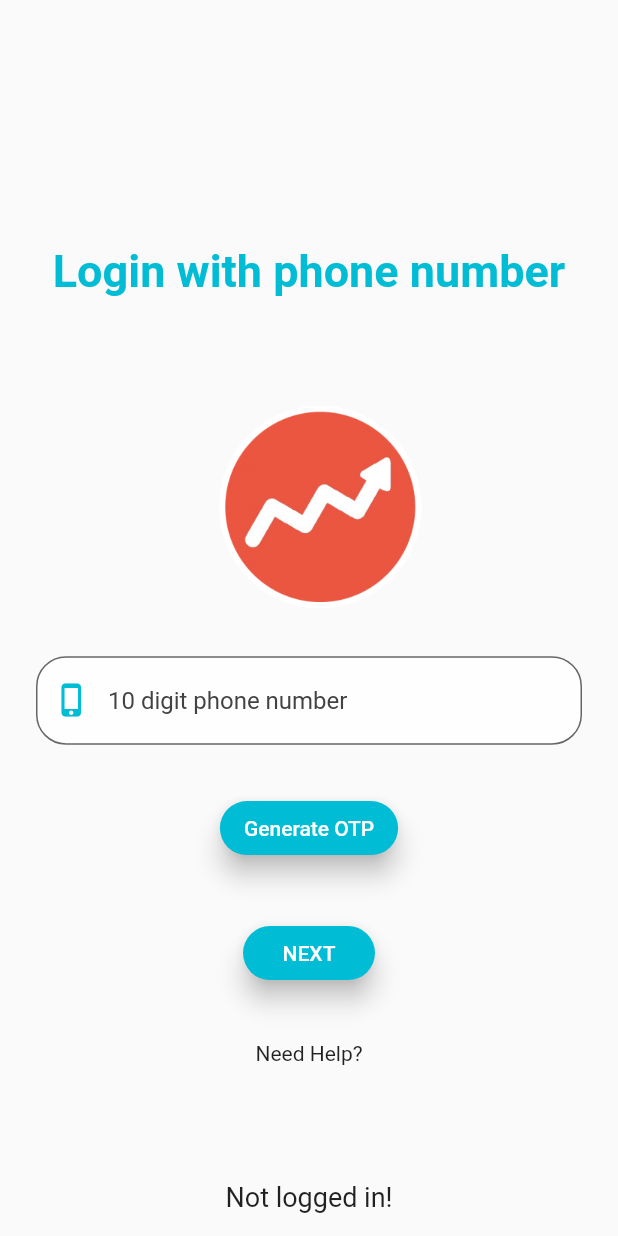
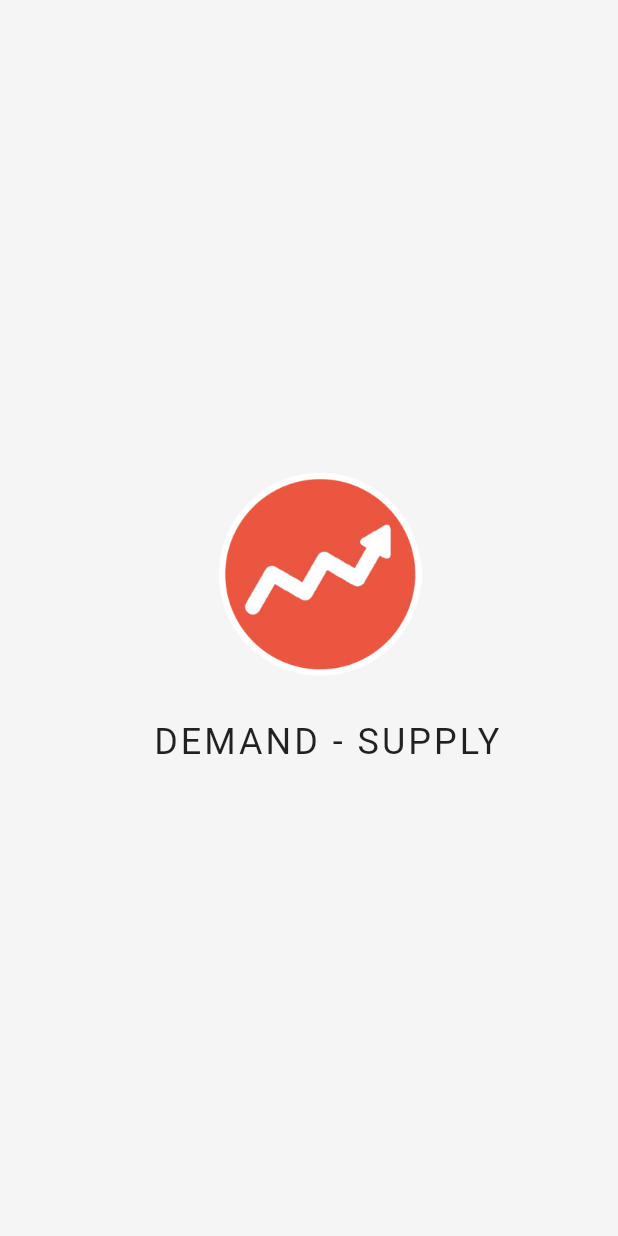
Before and after one commit to sonu-simon/demand_supply, a Flutter app: the first screen one second after launch, on a phone screen of 412 x 824 dp. Run offline on Flutter 3.47's test engine with Material 2 defaults, Android fonts, the phone set to English and light mode, and no system bars; our stand-ins replace cloud_firestore, dropdown_search, firebase_auth, firebase_core, firebase_storage, flip_card and 1 more; missing offline and left inert: ars_progress_dialog, gscarousel; accounts and stored records are empty.

Commit message:
splash screen and code clean up

```diff
--- a/lib/main.dart
+++ b/lib/main.dart
@@ -1,6 +1,7 @@
 import 'package:demand_supply/firebase/firebaseServices.dart';
 import 'package:demand_supply/providerData.dart';
 import 'package:demand_supply/screens/login/loginPage.dart';
+import 'package:demand_supply/screens/splashscreen.dart';
 
 import 'package:flutter/material.dart';
 
@@ -31,7 +32,7 @@ class _MyAppState extends State<MyApp> {
       theme: ThemeData(
         primarySwatch: Colors.blue,
       ),
-      home: LoginScreen(),
+      home: SplashScreen(),
     );
   }
 }
--- a/lib/screens/home/homePage.dart
+++ b/lib/screens/home/homePage.dart
@@ -3,7 +3,7 @@ import 'package:demand_supply/firebase/firebaseData.dart';
 import 'package:demand_supply/screens/dialogs.dart';
 import 'package:demand_supply/screens/home/drawer.dart';
 import 'package:demand_supply/screens/newpost.dart';
-import 'package:demand_supply/screens/postsByCategroyPage.dart';
+import 'package:demand_supply/screens/postsByCategoryPage.dart';
 import 'package:demand_supply/screens/search/searchPage.dart';
 import 'package:flip_card/flip_card.dart';
 import 'package:flutter/material.dart';
--- a/lib/screens/login/loginPage.dart
+++ b/lib/screens/login/loginPage.dart
@@ -14,6 +14,12 @@ class LoginScreen extends StatefulWidget {
 
 class _LoginScreenState extends State<LoginScreen> {
   @override
+  void initState() {
+    super.initState();
+    uPhoneNumber = "";
+  }
+
+  @override
   Widget build(BuildContext context) {
     double height = MediaQuery.of(context).size.height;
     final firebaseProvider = Provider.of<FirebaseProvider>(context);
@@ -25,6 +31,7 @@ class _LoginScreenState extends State<LoginScreen> {
                 height: height,
                 child: Column(
                   mainAxisAlignment: MainAxisAlignment.spaceEvenly,
+                  crossAxisAlignment: CrossAxisAlignment.center,
                   children: <Widget>[
                     SizedBox(
                       height: height * 0.16,
@@ -67,7 +74,16 @@ class _LoginScreenState extends State<LoginScreen> {
                           ),
                           hintStyle: new TextStyle(color: Colors.grey[800]),
                           hintText: "10 digit phone number",
-                            fillColor: Colors.white70),
+                          fillColor: Colors.white70,
+                          suffixIcon: IconButton(
+                            icon: Padding(
+                              padding: const EdgeInsets.only(right: 16),
+                              child: Icon(Icons.login_sharp),
+                            ),
+                            onPressed: () =>
+                                loginWithPhoneNumber(uPhoneNumber, context),
+                          ),
+                        ),
                         onChanged: (value) {
                           //Process the input phone number
                           uPhoneNumber = '+91' + value;
@@ -90,35 +106,38 @@ class _LoginScreenState extends State<LoginScreen> {
                     SizedBox(
                       height: height * 0.005,
                     ),
-                    RaisedButton(
-                      shape: RoundedRectangleBorder(
-                          borderRadius: BorderRadius.circular(30)),
-                      onPressed: () {
-                        advancedSearchForPostsByTitle('hhh');
-                      },
-                      onLongPress: () => authSignOut(context),
-                      child: Text(
-                        "NEXT",
-                        style: TextStyle(color: Colors.white),
-                      ),
-                      elevation: 7.0,
-                      color: Colors.cyan,
-                    ),
+                    // RaisedButton(
+                    //   shape: RoundedRectangleBorder(
+                    //       borderRadius: BorderRadius.circular(30)),
+                    //   onPressed: () {
+                    //     advancedSearchForPostsByTitle('hhh');
+                    //   },
+                    //   onLongPress: () => authSignOut(context),
+                    //   child: Text(
+                    //     "NEXT",
+                    //     style: TextStyle(color: Colors.white),
+                    //   ),
+                    //   elevation: 7.0,
+                    //   color: Colors.cyan,
+                    // ),
+                    // SizedBox(
+                    //   height: height * 0.005,
+                    // ),
+                    // Text("Need Help?"),
+                    // SizedBox(
+                    //   height: 20,
+                    // ),
+                    // SizedBox(
+                    //   height: 10,
+                    // ),
+                    // Text(
+                    //   firebaseProvider.getUserLoginState
+                    //       ? "User Logged in!"
+                    //       : "Not logged in!",
+                    //   style: TextStyle(fontSize: 18),
+                    // )
                     SizedBox(
-                      height: height * 0.005,
-                    ),
-                    Text("Need Help?"),
-                    SizedBox(
-                      height: 20,
-                    ),
-                    SizedBox(
-                      height: 10,
-                    ),
-                    Text(
-                      firebaseProvider.getUserLoginState
-                          ? "User Logged in!"
-                          : "Not logged in!",
-                      style: TextStyle(fontSize: 18),
+                      height: height * 0.2,
                     )
                   ],
                 ),
--- a/lib/screens/search/searchPage.dart
+++ b/lib/screens/search/searchPage.dart
@@ -1,7 +1,6 @@
 import 'package:demand_supply/data.dart';
 import 'package:demand_supply/screens/dialogs.dart';
 import 'package:demand_supply/screens/productpage.dart';
-import 'package:demand_supply/screens/search/postFromSearchPage.dart';
 import 'package:flutter/material.dart';
 
 import 'package:demand_supply/firebase/firebaseData.dart';
--- /dev/null
+++ b/lib/screens/splashscreen.dart
@@ -0,0 +1,47 @@
+import 'dart:async';
+import 'package:flutter/material.dart';
+
+import 'package:demand_supply/firebase/firebaseServices.dart';
+
+class SplashScreen extends StatefulWidget {
+  @override
+  _SplashScreenState createState() => _SplashScreenState();
+}
+
+class _SplashScreenState extends State<SplashScreen> {
+  @override
+  void initState() {
+    super.initState();
+    Timer(
+      Duration(seconds: 3),
+      () => splashScreenLogic(context),
+    );
+  }
+
+  @override
+  Widget build(BuildContext context) {
+    return Scaffold(
+      backgroundColor: Colors.grey[100],
+      body: Center(
+        child: Column(
+          mainAxisAlignment: MainAxisAlignment.center,
+          crossAxisAlignment: CrossAxisAlignment.center,
+          children: [
+            Image.asset(
+              'asset/image/demand_icon.png',
+              scale: 2,
+              fit: BoxFit.contain,
+            ),
+            SizedBox(
+              height: 30,
+            ),
+            Text(
+              "   DEMAND - SUPPLY",
+              style: TextStyle(fontSize: 24, letterSpacing: 2.0),
+            )
+          ],
+        ),
+      ),
+    );
+  }
+}
```
Also changed, not shown: lib/firebase/firebaseServices.dart (+12 -0 lines), lib/screens/login/otpPage.dart (+28 -16 lines), lib/screens/postsByCategoryPage.dart (added, +217 -0 lines), lib/screens/postsByCategroyPage.dart (deleted, +0 -198 lines), lib/screens/search/postFromSearchPage.dart (deleted, +0 -27 lines). Lines whose indentation alone changed are shown as unchanged.
